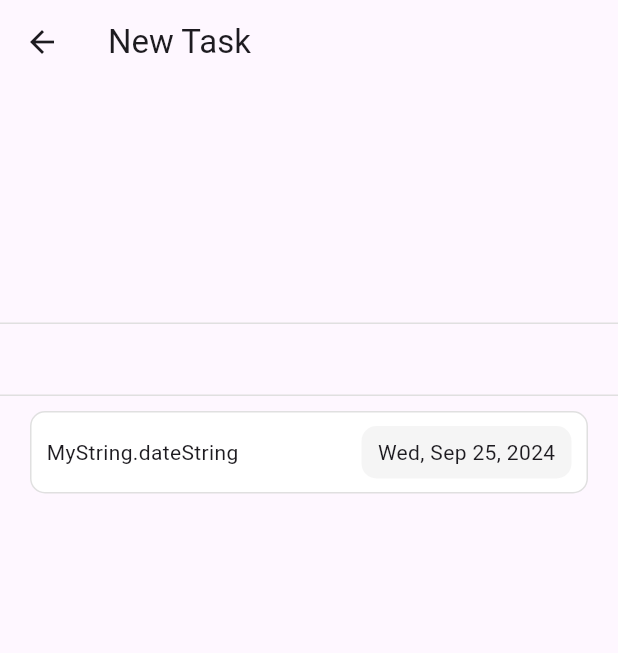
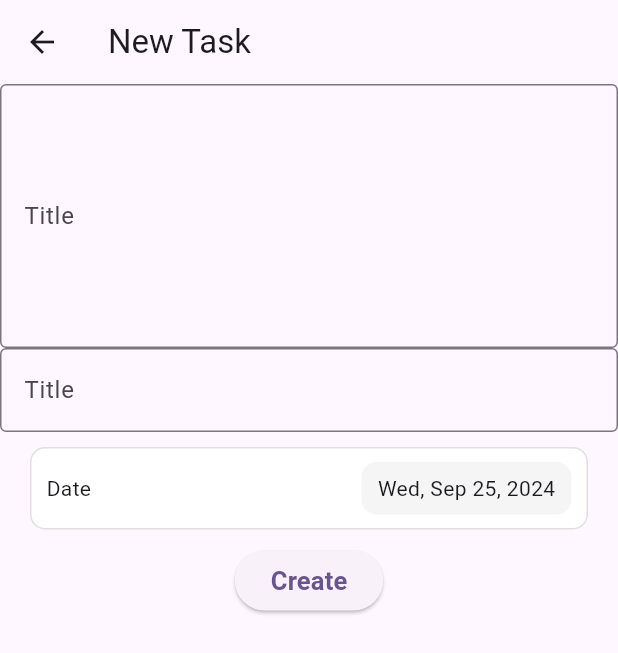
Before and after one commit to dcvieira/Flutter_Task_app, a Flutter app: the screen it shows after launch, after a tap on the "add" icon, on a phone screen of 412 x 824 dp. Shown: the top 653 px of the screen. Run offline on Flutter 3.47's test engine with Material 3 defaults, Android fonts, the phone set to English and light mode, and no system bars; our stand-ins replace supabase_flutter; accounts and stored records are empty; network calls fail.

Commit message:
add crud task

```diff
--- a/lib/main.dart
+++ b/lib/main.dart
@@ -1,8 +1,25 @@
 import 'package:flutter/material.dart';
+import 'package:provider/provider.dart';
+import 'package:supabase_flutter/supabase_flutter.dart';
 import 'package:todo_app/pages/taskList/task_list_page.dart';
+import 'package:todo_app/providers/task_provider.dart';
 
-void main() {
-  runApp(const MyApp());
+Future<void> main() async {
+  WidgetsFlutterBinding.ensureInitialized();
+
+  await Supabase.initialize(
+    url: '',
+    anonKey:
+        '',
+  );
+  runApp(MultiProvider(
+    providers: [
+      ChangeNotifierProvider(
+        create: (_) => TaskProvider()..fetchTasks(),
+      ),
+    ],
+    child: const MyApp(),
+  ));
 }
 
 class MyApp extends StatelessWidget {
--- a/lib/models/task_model.dart
+++ b/lib/models/task_model.dart
@@ -1,11 +1,11 @@
 import 'package:uuid/uuid.dart';
 
 class Task {
-  String id;
-  String title;
-  String subtitle;
-  DateTime date;
-  bool isCompleted;
+  final String id;
+  final String title;
+  final String subtitle;
+  final DateTime date;
+  final bool isCompleted;
 
   Task(
       {required this.id,
@@ -28,7 +28,22 @@ class Task {
         isCompleted: isCompleted,
       );
 
-   factory Task.fromMap(Map<String, dynamic> data) {
+  Task copyWith({
+    String? id,
+    String? title,
+    String? subtitle,
+    DateTime? date,
+    bool? isCompleted,
+  }) =>
+      Task(
+        id: id ?? this.id,
+        title: title ?? this.title,
+        subtitle: subtitle ?? this.subtitle,
+        date: date ?? this.date,
+        isCompleted: isCompleted ?? this.isCompleted,
+      );
+
+  factory Task.fromMap(Map<String, dynamic> data) {
     return Task(
       id: data['id'],
       title: data['title'],
@@ -37,4 +52,14 @@ class Task {
       isCompleted: data['is_completed'],
     );
   }
+
+  Map<String, dynamic> toMap() {
+    return {
+      'id': id,
+      'title': title,
+      'subtitle': subtitle,
+      'date': date.toIso8601String(),
+      'is_completed': isCompleted,
+    };
+  }
 }
--- a/lib/pages/taskCreate/task_create_page.dart
+++ b/lib/pages/taskCreate/task_create_page.dart
@@ -1,6 +1,9 @@
 import 'package:flutter/material.dart';
+import 'package:flutter/widgets.dart';
 import 'package:intl/intl.dart';
+import 'package:provider/provider.dart';
 import 'package:todo_app/models/task_model.dart';
+import 'package:todo_app/providers/task_provider.dart';
 
 class TaskCreatePage extends StatefulWidget {
   const TaskCreatePage({super.key, this.task});
@@ -11,46 +14,109 @@ class TaskCreatePage extends StatefulWidget {
 }
 
 class _TaskCreatePageState extends State<TaskCreatePage> {
-  final taskControllerForTitle = TextEditingController();
-  final taskControllerForSubtitle = TextEditingController();
+  final _formKey = GlobalKey<FormState>();
+  final titleController = TextEditingController();
+  final subtitleController = TextEditingController();
+  bool editMode = false;
+  String pageTitle = '';
+
   DateTime? date;
+
+  @override
+  void initState() {
+    editMode = widget.task != null;
+    pageTitle = editMode ? 'Edit Task' : 'New Task';
+    if (editMode) {
+      titleController.text = widget.task!.title;
+      subtitleController.text = widget.task!.subtitle;
+    }
+    super.initState();
+  }
 
   @override
   Widget build(BuildContext context) {
     return Scaffold(
       appBar: AppBar(
-        title: const Text("New Task"),
+        title: Text(pageTitle),
       ),
       body: SingleChildScrollView(
-        child: Column(
-          children: [
-            TextFormField(
-              controller: taskControllerForTitle,
-              maxLines: 6,
-              decoration: InputDecoration(
-                enabledBorder: UnderlineInputBorder(
-                  borderSide: BorderSide(color: Colors.grey.shade300),
-                ),
-                focusedBorder: UnderlineInputBorder(
-                  borderSide: BorderSide(color: Colors.grey.shade300),
-                ),
-              ),
-            ),
-            TextFormField(
-              controller: taskControllerForSubtitle,
-              decoration: InputDecoration(
-                enabledBorder: UnderlineInputBorder(
-                  borderSide: BorderSide(color: Colors.grey.shade300),
-                ),
-                focusedBorder: UnderlineInputBorder(
-                  borderSide: BorderSide(color: Colors.grey.shade300),
-                ),
-              ),
-            ),
-            _buildDatePicker(),
-          ],
+        child: Form(
+          key: _formKey,
+          child: Column(
+            children: [
+              _buildTitle(),
+              _buildSubtitle(),
+              _buildDatePicker(),
+              _buildButton(),
+            ],
+          ),
         ),
       ),
+    );
+  }
+
+  Widget _buildButton() {
+    return ElevatedButton(
+      onPressed: () async {
+        final isValid = _formKey.currentState!.validate();
+        if (isValid) {
+          final title = titleController.text;
+          final subtitle = subtitleController.text;
+          final taskProvider = context.read<TaskProvider>();
+
+          // save task
+          if (editMode) {
+            final taskForEdit = widget.task!.copyWith(
+              title: title,
+              subtitle: subtitle,
+              date: date,
+            );
+            await taskProvider.updateTask(taskForEdit);
+
+          } else {
+            final newTask = Task.create(title: title, subtitle: subtitle, date: date);
+            await taskProvider.addTask(newTask);
+          }
+
+          Navigator.of(context).pop();
+        }
+      },
+      child: const Text(
+        'Create',
+        style: TextStyle(
+          fontSize: 17,
+          fontWeight: FontWeight.w600,
+        ),
+      ),
+    );
+  }
+
+  TextFormField _buildSubtitle() {
+    return TextFormField(
+      validator: (value) {
+        if (value == null || value.isEmpty) {
+          return 'Subtitle required';
+        }
+        return null;
+      },
+      controller: subtitleController,
+      decoration: const InputDecoration(
+          border: OutlineInputBorder(), label: Text('Title')),
+    );
+  }
+
+  TextFormField _buildTitle() {
+    return TextFormField(
+      validator: (value) {
+        if (value == null || value.isEmpty) {
+          return 'Title required';
+        }
+        return null;
+      },
+      controller: titleController,
+      maxLines: 6,
+      decoration: const InputDecoration(
+          border: OutlineInputBorder(), label: Text('Title')),
     );
   }
 
@@ -78,9 +144,9 @@ class _TaskCreatePageState extends State<TaskCreatePage> {
         ),
         child: Row(
           children: [
-            Padding(
-              padding: const EdgeInsets.only(left: 10),
-              child: Text('MyString.dateString'),
+            const Padding(
+              padding: EdgeInsets.only(left: 10),
+              child: Text('Date'),
             ),
             Expanded(child: Container()),
             Container(
@@ -92,7 +158,7 @@ class _TaskCreatePageState extends State<TaskCreatePage> {
                   color: Colors.grey.shade100),
               child: Center(
                 child: Text(DateFormat.yMMMEd()
-                    .format(widget.task?.date ?? DateTime.now())
+                    .format(date ?? DateTime.now())
                     .toString()),
               ),
             )
--- a/lib/pages/taskList/task_list_page.dart
+++ b/lib/pages/taskList/task_list_page.dart
@@ -1,7 +1,9 @@
 import 'package:flutter/material.dart';
+import 'package:provider/provider.dart';
 import 'package:todo_app/models/task_model.dart';
 import 'package:todo_app/pages/taskCreate/task_create_page.dart';
 import 'package:todo_app/pages/taskList/widgets/task_widget.dart';
+import 'package:todo_app/providers/task_provider.dart';
 
 class TaskListPage extends StatefulWidget {
   const TaskListPage({super.key});
@@ -11,20 +13,83 @@ class TaskListPage extends StatefulWidget {
 }
 
 class _TaskListPageState extends State<TaskListPage> {
-  final List<Task> tasks = [
-    Task.create(title: "Task 1", subtitle: "My Task 1"),
-    Task.create(title: "Task 2", subtitle: "My Task 2"),
-  ];
+
 
   @override
   Widget build(BuildContext context) {
+    final taskProvider = context.watch<TaskProvider>();
+    final tasks = taskProvider.tasks;
+
     return Scaffold(
-      body: ListView.builder(
-        itemCount: tasks.length,
-        itemBuilder: (context, index) {
-          final task = tasks[index];
-          return TaskWidget(task: task);
-        },
+      appBar: AppBar(),
+      body: Column(
+        children: [
+            Container(
+            margin: const EdgeInsets.fromLTRB(55, 0, 0, 0),
+            width: double.infinity,
+            child: Row(
+              crossAxisAlignment: CrossAxisAlignment.center,
+              children: [
+                /// CircularProgressIndicator
+                SizedBox(
+                  width: 25,
+                  height: 25,
+                  child: CircularProgressIndicator(
+                    valueColor: const AlwaysStoppedAnimation(Colors.blueAccent),
+                    backgroundColor: Colors.grey,
+                    value: tasks.isNotEmpty ? (taskProvider.totalTasksDone /  tasks.length) : 0,
+                  ),
+                ),
+                const SizedBox(
+                  width: 25,
+                ),
+
+                /// Texts
+                Column(
+                  mainAxisAlignment: MainAxisAlignment.center,
+                  crossAxisAlignment: CrossAxisAlignment.start,
+                  children: [
+                    const Text('My Tasks'),
+                    const SizedBox(
+                      height: 3,
+                    ),
+                    Text("${taskProvider.totalTasksDone} of ${tasks.length} task"),
+                  ],
+                )
+              ],
+            ),
+          ),
+          Expanded(
+            child: ListView.builder(
+              itemCount: tasks.length,
+              itemBuilder: (context, index) {
+                final task = tasks[index];
+                return Dismissible(
+                  onDismissed: (direction) {
+                    taskProvider.deleteTask(task.id);
+                  },
+                  key: Key(task.id),
+                  background:  const Row(
+                          mainAxisAlignment: MainAxisAlignment.center,
+                          children:  [
+                            Icon(
+                              Icons.delete_outline,
+                              color: Colors.grey,
+                            ),
+                            SizedBox(
+                              width: 8,
+                            ),
+                            Text('Delete Task',
+                                style: TextStyle(
+                                  color: Colors.grey,
+                                ))
+                          ],
+                        ),
+                  child: TaskWidget(task: task));
+              },
+            ),
+          ),
+        ],
       ),
       floatingActionButton: FloatingActionButton(
         onPressed: () {
--- a/lib/providers/task_provider.dart
+++ b/lib/providers/task_provider.dart
@@ -7,6 +7,8 @@ class TaskProvider with ChangeNotifier {
 
   List<Task> _tasks = [];
   List<Task> get tasks => _tasks;
+
+  int get totalTasksDone => _tasks.where((t) =>  t.isCompleted).length;
 
   bool _isLoading = false;
   bool get isLoading => _isLoading;
--- a/pubspec.yaml
+++ b/pubspec.yaml
@@ -39,6 +39,7 @@ dependencies:
   intl: ^0.19.0
   flutter_datetime_picker: ^1.5.1
   supabase_flutter: ^2.6.0
+  provider: ^6.1.2
 
 dev_dependencies:
   flutter_test:
```
Also changed, not shown: lib/pages/taskList/widgets/task_widget.dart (+19 -1 lines), lib/repository/supabase_tasks_repository.dart (+2 -13 lines), pubspec.lock, 3 other files.
